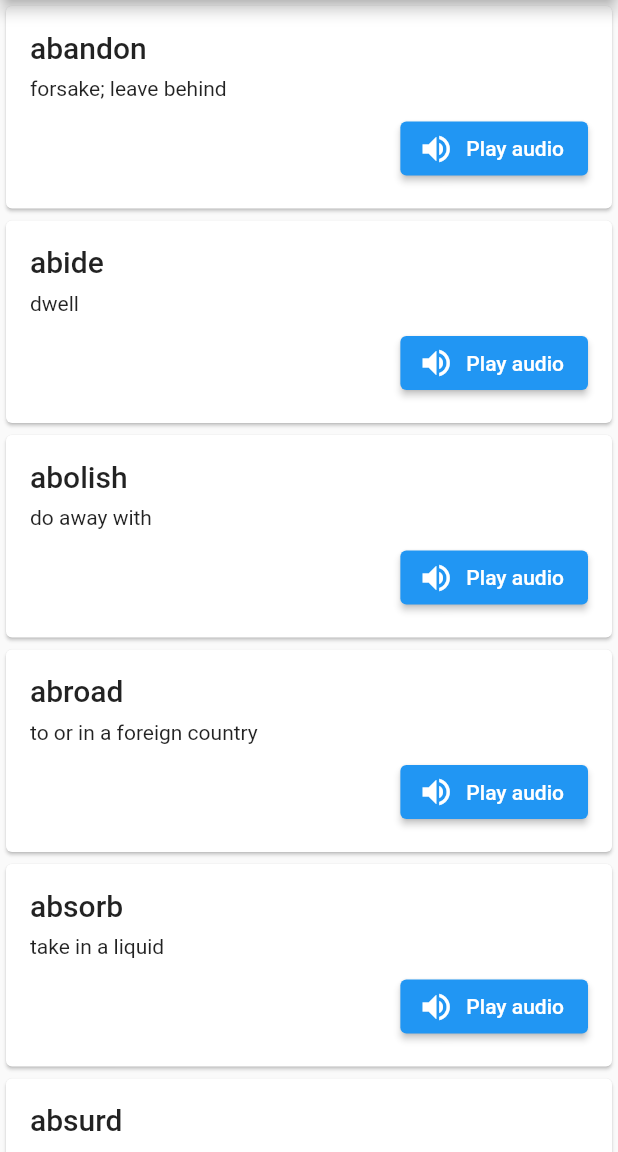
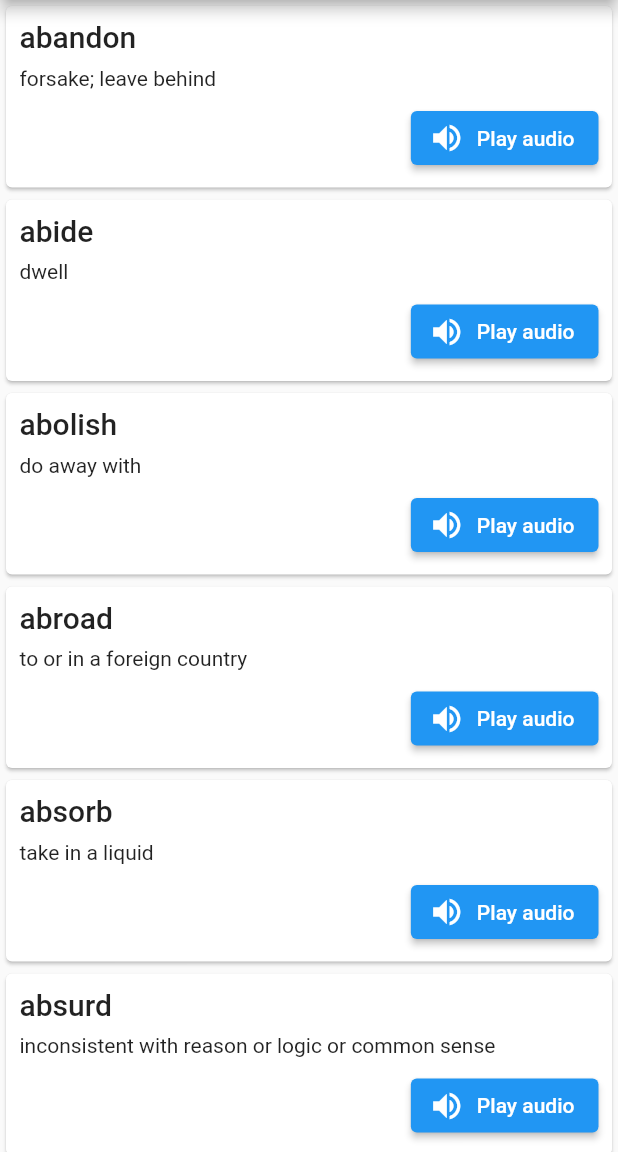
Before and after one commit to rozbeh1212/flutter_504_flashcards, a Flutter app: the screen it shows after launch, on a phone screen of 412 x 824 dp, the part 84-1236 px from its top. Run offline on Flutter 3.47's test engine with Material 2 defaults, Android fonts, the phone set to English and light mode, and no system bars; our stand-ins replace assets_audio_player, audioplayers.

Commit message:
my app file added

```diff
--- a/lib/Word.dart
+++ b/lib/Word.dart
@@ -6,8 +6,15 @@ class Word {
 
   factory Word.fromJson(Map<String, dynamic> json) {
     return Word(
-      word: json['word'],
-      definition: json['definition'],
+      word: json['word'] as String,
+      definition: json['definition'] as String,
     );
   }
+
+  Map<String, dynamic> toJson() {
+    return {
+      'word': this.word,
+      'definition': this.definition,
+    };
+  }
 }
--- a/lib/WordCard.dart
+++ b/lib/WordCard.dart
@@ -23,7 +23,8 @@ class _WordCardState extends State<WordCard> {
 
   Future<File> _downloadFile(String url, String filename) async {
     final response = await HttpClient().getUrl(Uri.parse(url));
-    final bytes = await consolidateHttpClientResponseBytes(response as HttpClientResponse);
+    final bytes = await consolidateHttpClientResponseBytes(
+        response as HttpClientResponse);
     final path =
         '${(await getApplicationDocumentsDirectory()).path}/audio/$filename';
     final file = File(path);
@@ -32,7 +33,7 @@ class _WordCardState extends State<WordCard> {
     return file;
   }
 
-Future<void> _playDownloadedFile(String filepath) async {
+  Future<void> _playDownloadedFile(String filepath) async {
     final player = AssetsAudioPlayer();
     await player.open(Audio.file(filepath));
     await player.play();
@@ -44,7 +45,7 @@ Future<void> _playDownloadedFile(String filepath) async {
     });
     await showDialog(
       context: context,
-      builder: (context) => AlertDialog(
+      builder: (context) => const AlertDialog(
         title: Text('Downloading audio file...'),
         content: CircularProgressIndicator(),
       ),
@@ -77,7 +78,7 @@ Future<void> _playDownloadedFile(String filepath) async {
     } catch (e) {
       print('Error playing audio: $e');
       ScaffoldMessenger.of(context)
-          .showSnackBar(SnackBar(content: Text('Error playing audio')));
+          .showSnackBar(const SnackBar(content: Text('Error playing audio')));
     }
   }
 
@@ -85,23 +86,23 @@ Future<void> _playDownloadedFile(String filepath) async {
   Widget build(BuildContext context) {
     return Card(
       child: Padding(
-        padding: EdgeInsets.all(16.0),
+        padding: const EdgeInsets.all(9.0),
         child: Column(
           crossAxisAlignment: CrossAxisAlignment.start,
           children: [
-            Text(widget.word, style: Theme.of(context).textTheme.headline6),
-            SizedBox(height: 8.0),
+            Text(widget.word, style: Theme.of(context).textTheme.titleLarge),
+            const SizedBox(height: 8.0),
             Text(widget.definition),
-            SizedBox(height: 8.0),
+            const SizedBox(height: 8.0),
             Row(
               mainAxisAlignment: MainAxisAlignment.end,
               children: [
                 if (_isDownloading)
-                  CircularProgressIndicator()
+                  const CircularProgressIndicator()
                 else
                   ElevatedButton.icon(
-                    icon: Icon(Icons.volume_up),
-                    label: Text('Play audio'),
+                    icon: const Icon(Icons.volume_up),
+                    label: const Text('Play audio'),
                     onPressed: _handleAudioButtonPressed,
                   ),
               ],
```
Also changed, not shown: lib/MyApp.dart (added, +142 -0 lines).
